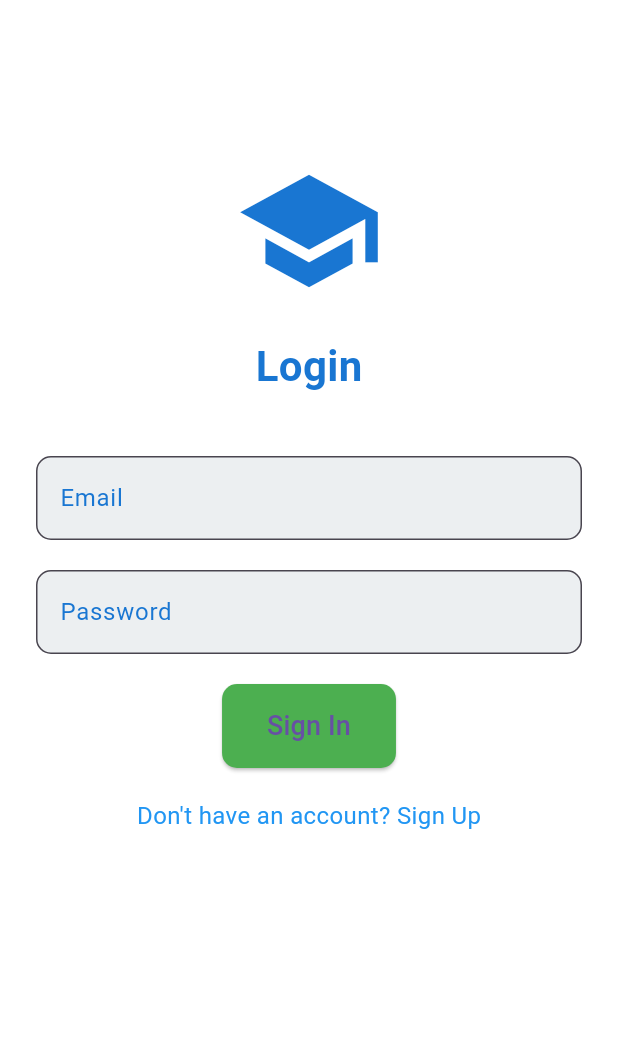
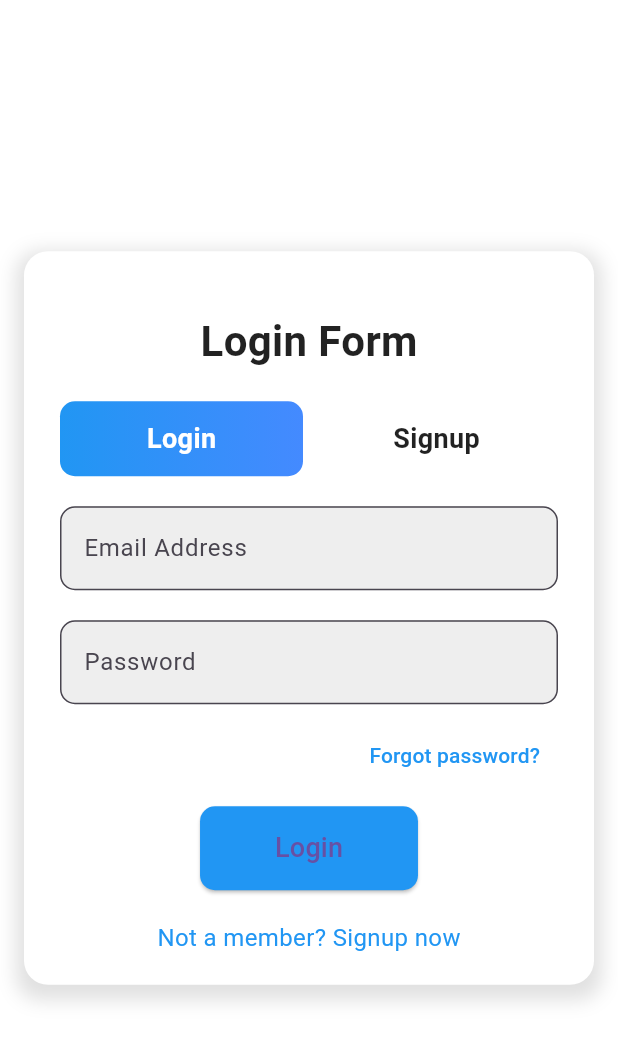
Before and after one commit to ThembaniBliss/tvets_collegechecker, a Flutter app: the screen it shows after launch, on a phone screen of 412 x 824 dp. Shown: the top 1041 px of the screen. Run offline on Flutter 3.47's test engine with Material 3 defaults, Android fonts, the light colour scheme and no system bars; our stand-ins replace flutter_dotenv, supabase, supabase_flutter; accounts and stored records are empty.

Commit message:
debugging the code

```diff
--- a/tvets_collegechecker/lib/login_page.dart
+++ b/tvets_collegechecker/lib/login_page.dart
@@ -2,6 +2,7 @@ import 'package:flutter/material.dart';
 import 'package:supabase/supabase.dart';
 
 import 'home_page.dart';
+import 'registration_page.dart'; // Import the RegistrationPage
 
 class LoginPage extends StatefulWidget {
   final SupabaseClient supabaseClient;
@@ -16,9 +17,9 @@ class _LoginPageState extends State<LoginPage> {
   final TextEditingController _passwordController = TextEditingController();
   String _errorMessage = '';
   bool _isLoading = false;
-  bool _isSignUp = false; // Track whether the user is signing up or signing in
+  bool isLoginSelected = true;
 
-  Future<void> _signInOrSignUp() async {
+  Future<void> _signIn() async {
     final email = _emailController.text.trim();
     final password = _passwordController.text.trim();
 
@@ -35,35 +36,13 @@ class _LoginPageState extends State<LoginPage> {
     });
 
     try {
-      if (_isSignUp) {
-        // Sign up (register)
-        final response = await widget.supabaseClient.auth.signUp(
-          email: email,
-          password: password,
-        );
-
-        if (response.session != null) {
-          Navigator.pushReplacement(
-            // ignore: use_build_context_synchronously
-            context,
-            MaterialPageRoute(
-              builder: (context) =>
-                  HomePage(supabaseClient: widget.supabaseClient),
-            ),
-          );
-        } else {
-          setState(() {
-            _errorMessage = 'Registration failed. Please try again.';
-          });
-        }
-      } else {
-        // Sign in (login)
       final response = await widget.supabaseClient.auth.signInWithPassword(
         email: email,
         password: password,
       );
 
       if (response.session != null) {
+        // ignore: use_build_context_synchronously
         Navigator.pushReplacement(
           // ignore: use_build_context_synchronously
           context,
@@ -77,7 +56,6 @@ class _LoginPageState extends State<LoginPage> {
           _errorMessage =
               'Login failed. Please check your credentials and try again.';
         });
-        }
       }
     } catch (error) {
       setState(() {
@@ -94,68 +72,152 @@ class _LoginPageState extends State<LoginPage> {
   Widget build(BuildContext context) {
     return Scaffold(
       backgroundColor: Colors.white,
-      body: SingleChildScrollView(
-        child: Padding(
-          padding: const EdgeInsets.all(24.0),
+      body: Center(
+        child: SingleChildScrollView(
+          child: Container(
+            padding:
+                const EdgeInsets.symmetric(horizontal: 24.0, vertical: 20.0),
+            margin: const EdgeInsets.all(16.0),
+            decoration: BoxDecoration(
+              color: Colors.white,
+              borderRadius: BorderRadius.circular(16.0),
+              boxShadow: const [
+                BoxShadow(
+                  color: Colors.black12,
+                  blurRadius: 10.0,
+                  spreadRadius: 5.0,
+                  offset: Offset(0, 5),
+                ),
+              ],
+            ),
             child: Column(
-            mainAxisAlignment: MainAxisAlignment.center,
+              mainAxisSize: MainAxisSize.min,
+              crossAxisAlignment: CrossAxisAlignment.center,
               children: [
-              const SizedBox(height: 80),
-              // App Logo or Title
-              Icon(
-                Icons.school,
-                size: 100,
-                color: Colors.blue.shade700,
-              ),
                 const SizedBox(height: 20),
-              Text(
-                _isSignUp ? 'Sign Up' : 'Login',
+                const Text(
+                  'Login Form',
                   style: TextStyle(
                     fontSize: 28,
                     fontWeight: FontWeight.bold,
-                  color: Colors.blue.shade700,
+                    color: Colors.black87,
                   ),
                 ),
-              const SizedBox(height: 40),
-              // Email TextField
+                const SizedBox(height: 20),
+                Row(
+                  mainAxisAlignment: MainAxisAlignment.center,
+                  children: [
+                    Expanded(
+                      child: GestureDetector(
+                        onTap: () {
+                          setState(() {
+                            isLoginSelected = true;
+                          });
+                        },
+                        child: Container(
+                          padding: const EdgeInsets.symmetric(vertical: 12.0),
+                          decoration: BoxDecoration(
+                            gradient: isLoginSelected
+                                ? const LinearGradient(
+                                    colors: [Colors.blue, Colors.blueAccent],
+                                  )
+                                : null,
+                            color: isLoginSelected ? null : Colors.grey[200],
+                            borderRadius: BorderRadius.circular(10.0),
+                          ),
+                          child: const Center(
+                            child: Text(
+                              'Login',
+                              style: TextStyle(
+                                color: Colors.white,
+                                fontSize: 18,
+                                fontWeight: FontWeight.bold,
+                              ),
+                            ),
+                          ),
+                        ),
+                      ),
+                    ),
+                    const SizedBox(width: 8),
+                    Expanded(
+                      child: GestureDetector(
+                        onTap: () {
+                          setState(() {
+                            isLoginSelected = false;
+                            Navigator.push(
+                              context,
+                              MaterialPageRoute(
+                                builder: (context) => RegistrationPage(
+                                    supabaseClient: widget.supabaseClient),
+                              ),
+                            );
+                          });
+                        },
+                        child: Container(
+                          padding: const EdgeInsets.symmetric(vertical: 12.0),
+                          decoration: BoxDecoration(
+                            color: !isLoginSelected ? Colors.grey[200] : null,
+                            borderRadius: BorderRadius.circular(10.0),
+                          ),
+                          child: const Center(
+                            child: Text(
+                              'Signup',
+                              style: TextStyle(
+                                color: Colors.black87,
+                                fontSize: 18,
+                                fontWeight: FontWeight.bold,
+                              ),
+                            ),
+                          ),
+                        ),
+                      ),
+                    ),
+                  ],
+                ),
+                const SizedBox(height: 20),
                 TextField(
                   controller: _emailController,
                   decoration: InputDecoration(
-                  labelText: 'Email',
-                  labelStyle: TextStyle(color: Colors.blue.shade700),
+                    labelText: 'Email Address',
                     border: OutlineInputBorder(
                       borderRadius: BorderRadius.circular(10.0),
-                    borderSide: BorderSide(color: Colors.blue.shade700),
                     ),
-                  fillColor: Colors.blueGrey[50],
+                    fillColor: Colors.grey[200],
                     filled: true,
                   ),
                   keyboardType: TextInputType.emailAddress,
                 ),
                 const SizedBox(height: 20),
-              // Password TextField
                 TextField(
                   controller: _passwordController,
                   decoration: InputDecoration(
                     labelText: 'Password',
-                  labelStyle: TextStyle(color: Colors.blue.shade700),
                     border: OutlineInputBorder(
                       borderRadius: BorderRadius.circular(10.0),
-                    borderSide: BorderSide(color: Colors.blue.shade700),
                     ),
-                  fillColor: Colors.blueGrey[50],
+                    fillColor: Colors.grey[200],
                     filled: true,
                   ),
                   obscureText: true,
                 ),
-              const SizedBox(height: 20),
-              // Sign In / Sign Up Button
+                const SizedBox(height: 10),
+                Align(
+                  alignment: Alignment.centerRight,
+                  child: TextButton(
+                    onPressed: () {},
+                    child: const Text(
+                      'Forgot password?',
+                      style: TextStyle(color: Colors.blue),
+                    ),
+                  ),
+                ),
+                const SizedBox(height: 10),
                 ElevatedButton(
-                onPressed: _isLoading ? null : _signInOrSignUp,
+                  onPressed: _isLoading ? null : _signIn,
                   style: ElevatedButton.styleFrom(
-                  backgroundColor: _isLoading ? Colors.grey : Colors.green,
-                  padding:
-                      const EdgeInsets.symmetric(horizontal: 30, vertical: 15),
+                    padding: const EdgeInsets.symmetric(
+                        horizontal: 50, vertical: 15),
+                    backgroundColor: Colors.blue,
                     shape: RoundedRectangleBorder(
                       borderRadius: BorderRadius.circular(10.0),
                     ),
@@ -164,27 +226,27 @@ class _LoginPageState extends State<LoginPage> {
                       ? const CircularProgressIndicator(
                           color: Colors.white,
                         )
-                    : Text(
-                        _isSignUp ? 'Sign Up' : 'Sign In',
-                        style: const TextStyle(fontSize: 18),
+                      : const Text(
+                          'Login',
+                          style: TextStyle(fontSize: 18),
                         ),
                 ),
                 const SizedBox(height: 20),
-              // Toggle between Sign In / Sign Up
                 GestureDetector(
                   onTap: () {
-                  setState(() {
-                    _isSignUp = !_isSignUp;
-                  });
+                    Navigator.push(
+                      context,
+                      MaterialPageRoute(
+                        builder: (context) => RegistrationPage(
+                            supabaseClient: widget.supabaseClient),
+                      ),
+                    );
                   },
-                child: Text(
-                  _isSignUp
-                      ? 'Already have an account? Sign In'
-                      : "Don't have an account? Sign Up",
-                  style: const TextStyle(color: Colors.blue, fontSize: 16),
+                  child: const Text(
+                    "Not a member? Signup now",
+                    style: TextStyle(color: Colors.blue, fontSize: 16),
                   ),
                 ),
-              // Error Message
                 if (_errorMessage.isNotEmpty) ...[
                   const SizedBox(height: 20),
                   Text(
@@ -192,8 +254,8 @@ class _LoginPageState extends State<LoginPage> {
                     style: const TextStyle(color: Colors.red, fontSize: 16),
                   ),
                 ],
-              const SizedBox(height: 40),
               ],
+            ),
           ),
         ),
       ),
--- a/tvets_collegechecker/lib/main.dart
+++ b/tvets_collegechecker/lib/main.dart
@@ -1,4 +1,3 @@
-// ignore_for_file: sort_child_properties_las
 import 'package:flutter/material.dart';
 import 'package:flutter_dotenv/flutter_dotenv.dart';
 import 'package:supabase_flutter/supabase_flutter.dart';
@@ -15,17 +14,14 @@ void main() async {
   if (supabaseUrl == null || supabaseAnonKey == null) {
     throw Exception("Supabase environment variables not found.");
   }
-  SupabaseClient supabaseClient = SupabaseClient(supabaseUrl, supabaseAnonKey);
-  print('Supabase Initialized with URL: $supabaseUrl');
 
-  // Initialize Supabase with the necessary settings
+  // Initialize Supabase
   await Supabase.initialize(
     url: supabaseUrl,
     anonKey: supabaseAnonKey,
-    //localStorage: const LocalStorage(),
-    //authFlowType: AuthFlowType.pkce, // Ensure PKCE flow is enabled for web
   );
-  runApp(MyApp(supabaseClient: supabaseClient));
+
+  runApp(MyApp(supabaseClient: Supabase.instance.client));
 }
 
 class MyApp extends StatelessWidget {
@@ -35,7 +31,7 @@ class MyApp extends StatelessWidget {
   @override
   Widget build(BuildContext context) {
     return MaterialApp(
-      title: 'College and Accomodation checker ',
+      title: 'College and Accommodation Checker',
       theme: ThemeData(primarySwatch: Colors.blue),
       home: LoginPage(supabaseClient: supabaseClient),
       debugShowCheckedModeBanner: false,
--- a/tvets_collegechecker/pubspec.yaml
+++ b/tvets_collegechecker/pubspec.yaml
@@ -15,9 +15,11 @@ dependencies:
   postgrest: ^2.1.4  # Keep the required version
   provider: ^6.0.3
   supabase_flutter: ^2.6.0
+  shared_preferences: ^2.0.7
 
 
   cupertino_icons: ^1.0.6
+  flutter_secure_storage: ^9.2.2
 
 dev_dependencies:
   flutter_test:
```
Also changed, not shown: tvets_collegechecker/lib/registration_page.dart (+64 -37 lines), tvets_collegechecker/pubspec.lock, 5 other files. Lines whose indentation alone changed are shown as unchanged.
